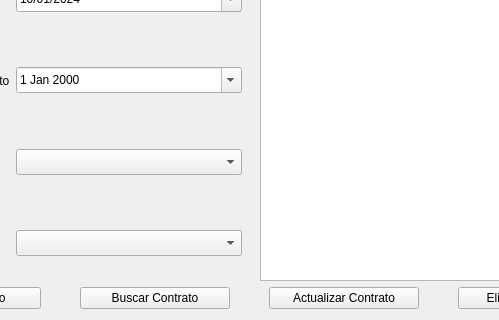
Above: views/qt_files/frame_contrato.ui from AlejoOsorio/BasesDeDatosProyecto before the change; both pictures show x 153 to 652 and y 248 to 568 of the 808 by 568 pixel window. Below: the same form after it.
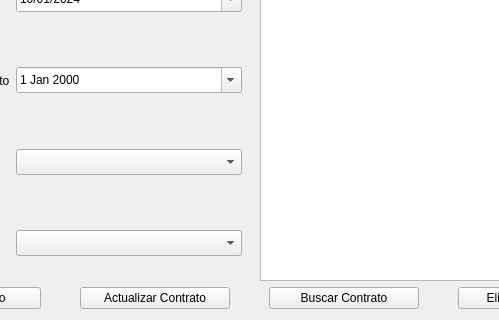
That is the form after the change.

Commit message: Actualizacion Contrato controller

```diff
--- a/views/qt_files/frame_contrato.ui
+++ b/views/qt_files/frame_contrato.ui
@@ -410,22 +410,6 @@
        </property>
       </widget>
      </item>
-     <item>
-      <widget class="QPushButton" name="btnBuscarContrato">
-       <property name="maximumSize">
-        <size>
-         <width>150</width>
-         <height>16777215</height>
-        </size>
-       </property>
-       <property name="cursor">
-        <cursorShape>PointingHandCursor</cursorShape>
-       </property>
-       <property name="text">
-        <string>Buscar Contrato</string>
-       </property>
-      </widget>
-     </item>
      <item>
       <widget class="QPushButton" name="btnActualizarContrato">
        <property name="maximumSize">
@@ -442,6 +426,22 @@
        </property>
       </widget>
      </item>
+     <item>
+      <widget class="QPushButton" name="btnBuscarContrato">
+       <property name="maximumSize">
+        <size>
+         <width>150</width>
+         <height>16777215</height>
+        </size>
+       </property>
+       <property name="cursor">
+        <cursorShape>PointingHandCursor</cursorShape>
+       </property>
+       <property name="text">
+        <string>Buscar Contrato</string>
+       </property>
+      </widget>
+     </item>
      <item>
       <widget class="QPushButton" name="btnEliminarContrato">
        <property name="maximumSize">
```
Left out of the diff: 430 changed lines with no effect on the pictures. The commit also changes 4 other files.
